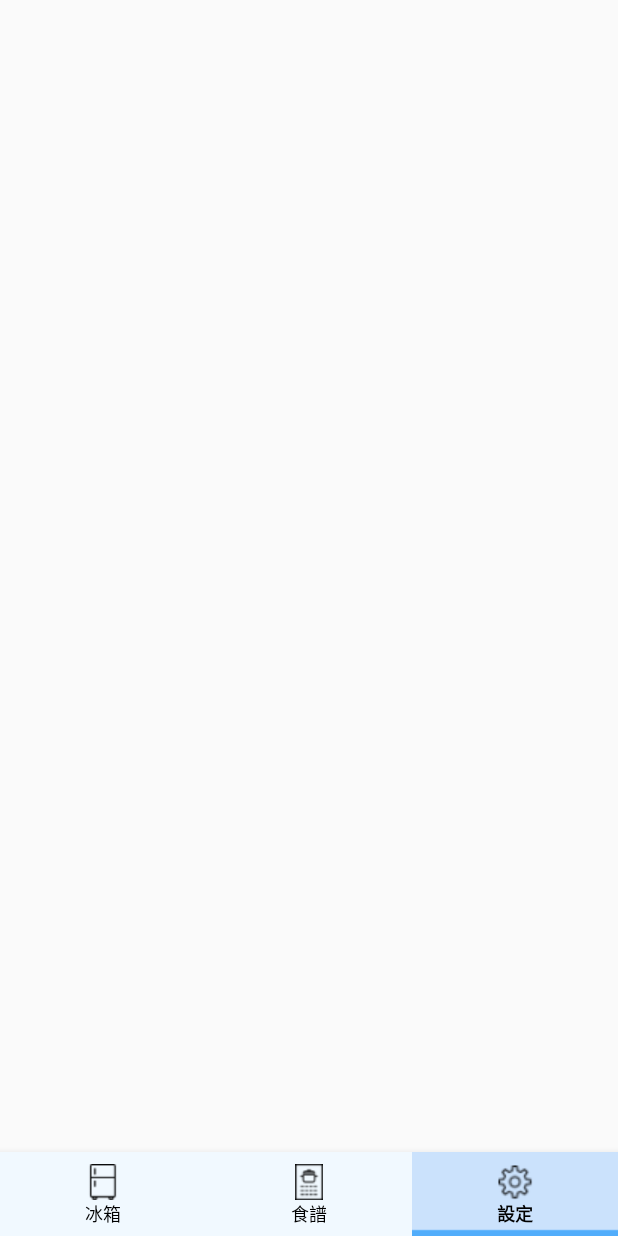
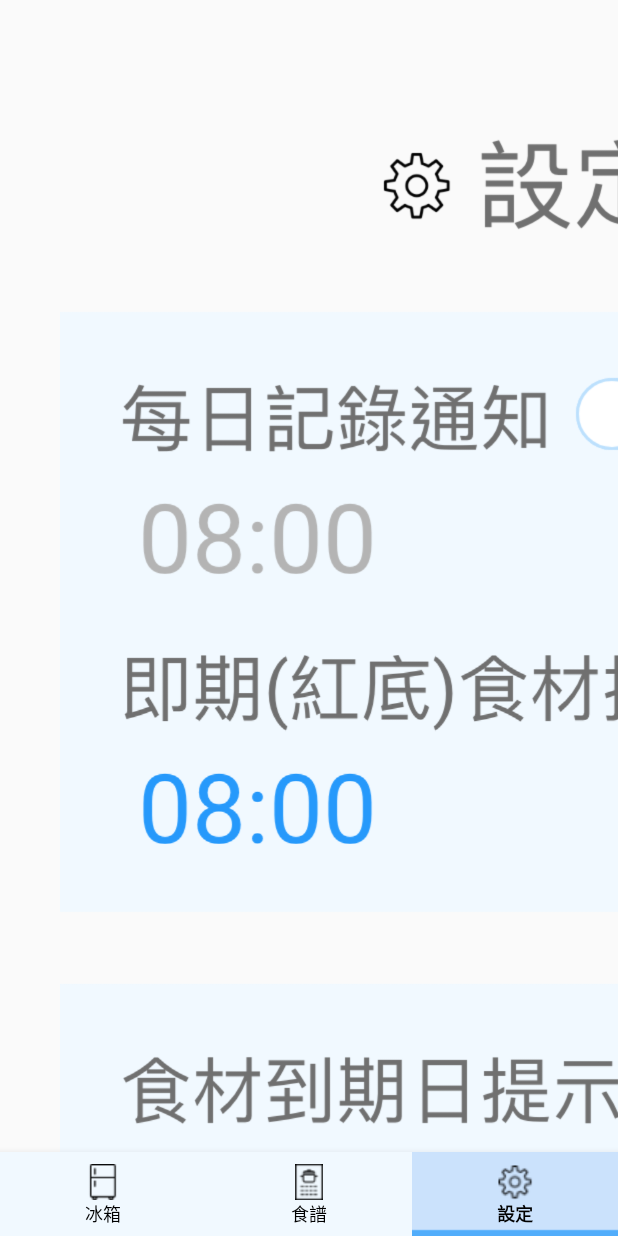
Before and after one commit to scl971009/HCI-team07-RefriGreater, an Android app: the screen it shows after launch (MainActivity), item 3 of the bottom bar chosen, on a phone screen of 412 x 824 dp. Run offline under Robolectric (Android 15) with nearby library versions, the phone set to English and light mode, and no system bars.

Commit message:
setting image

```diff
--- a/app/src/main/res/layout/fridge.xml
+++ b/app/src/main/res/layout/fridge.xml
@@ -22,4 +22,13 @@
         app:itemIconTint="@android:color/black"
         app:menu="@menu/navigation" />
 
+    <ImageView
+        android:layout_width="960px"
+        android:layout_height="1347px"
+        android:src="@drawable/setting"
+        android:layout_marginStart="60px"
+        android:layout_marginTop="117px"
+        app:layout_constraintStart_toStartOf="parent"
+        app:layout_constraintTop_toTopOf="parent"/>
+
 </android.support.constraint.ConstraintLayout>
```
Also changed, not shown: app/src/main/res/drawable-v24/setting.png (added).
